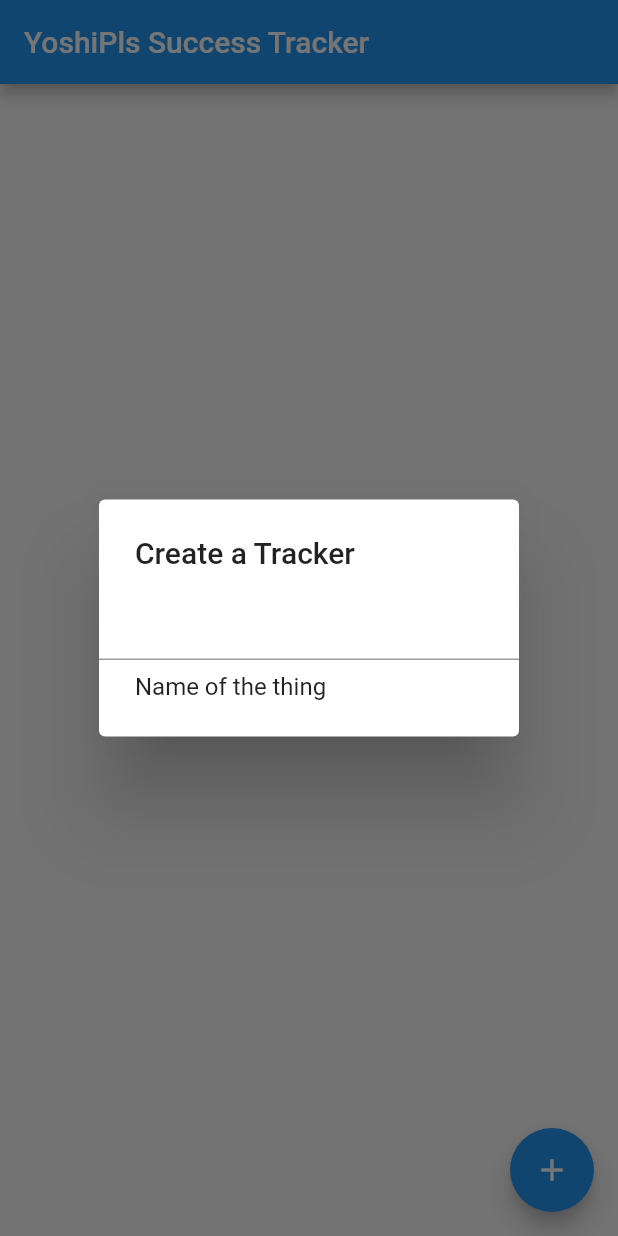
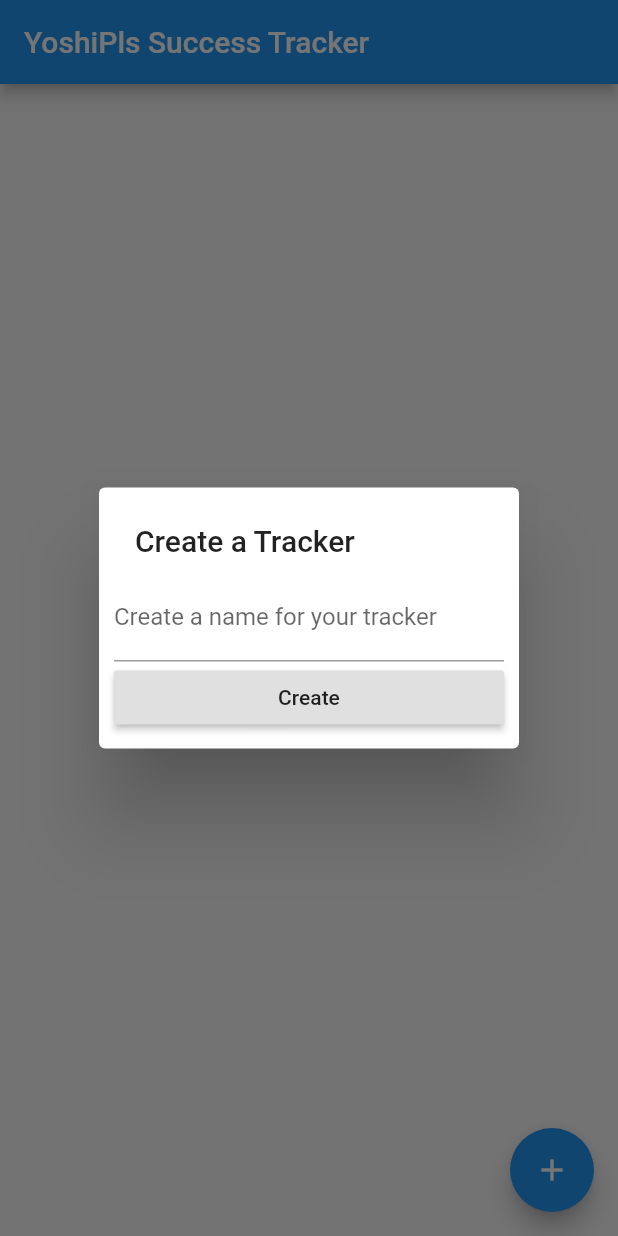
Before and after one commit to TylerNagamine/YoshiPls, a Flutter app: the screen it shows after launch, after a tap on the "add" icon, on a phone screen of 412 x 824 dp. Run offline on Flutter 3.47's test engine with Material 2 defaults, Android fonts, the phone set to English and light mode, and no system bars.

Commit message:
Some styling for the modal

```diff
--- a/lib/main.dart
+++ b/lib/main.dart
@@ -196,23 +196,30 @@ class _MyHomePageState extends State<MyHomePage> {
       context: context,
       child: new SimpleDialog(
         title: new Text('Create a Tracker'),
+        contentPadding: new EdgeInsets.all(10.0),
         children: <Widget>[
           new TextField(
+            decoration: new InputDecoration(
+              labelText: 'Create a name for your tracker',
+            ),
             onChanged: (String value) { nameValue = value; },
           ),
-          new SimpleDialogOption(
+          new RaisedButton(
             onPressed: () { Navigator.pop(context, nameValue); },
-            child: const Text('Name of the thing'),
+            child: const Text('Create'),
           ),
         ],
       )
     );
 
-    setState(() {
-      var newTracker = new Tracker(name, successes: 0, failures: 0);
+    // Null indicates the user canceled the dialog.
+    if (name != null) {
+      setState(() {
+        var newTracker = new Tracker(name, successes: 0, failures: 0);
 
-      this._trackers.add(newTracker);
-    });
+        this._trackers.add(newTracker);
+      });
+    }
   }
 
   EditTracker _editTracker(Tracker tracker) {
```
